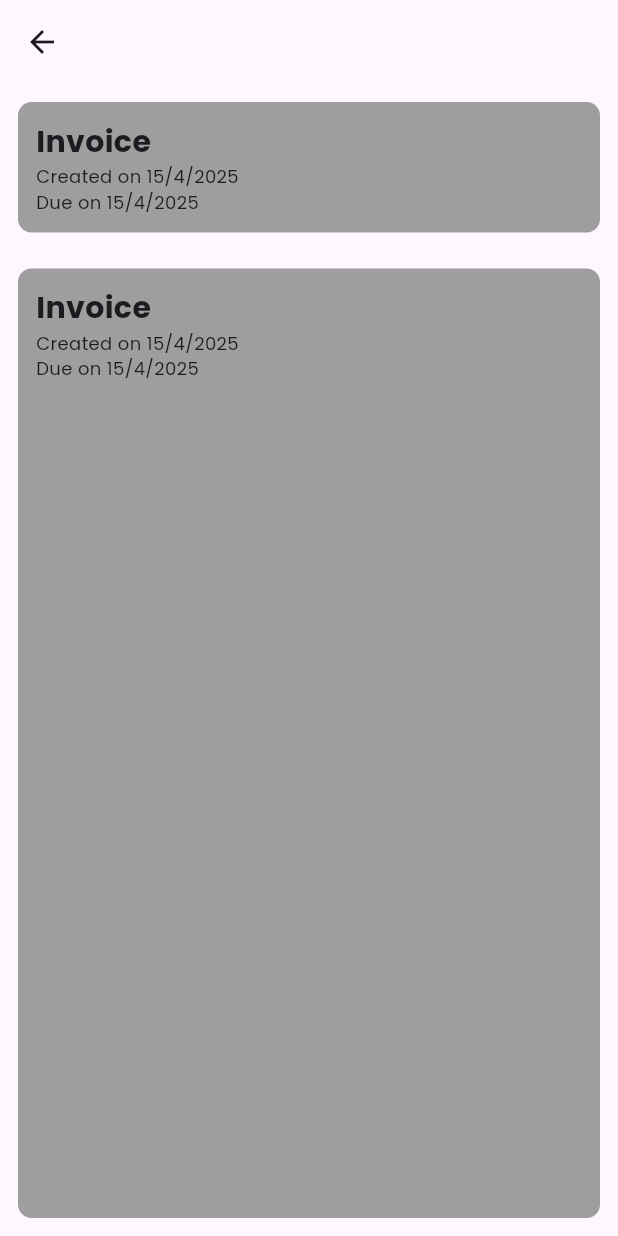
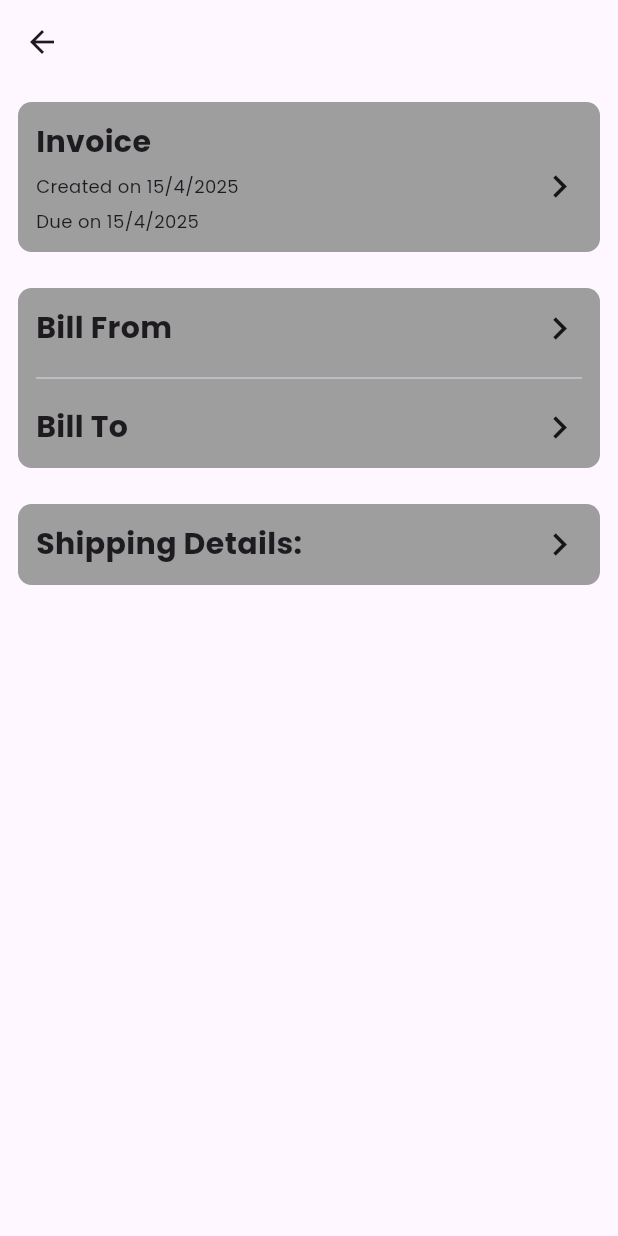
Before and after one commit to Rafayxee/invoizo, a Flutter app: the InvoiceScreen screen opened directly, on a phone screen of 412 x 824 dp. Run offline on Flutter 3.47's test engine with Material 3 defaults, Android fonts, the phone set to English and light mode, and no system bars; our stand-ins replace google_fonts, image_picker.

Commit message:
added bill and shipping container

```diff
--- a/lib/view/Invoice/invoice_screen.dart
+++ b/lib/view/Invoice/invoice_screen.dart
@@ -26,12 +26,21 @@ class InvoiceScreen extends StatelessWidget {
                     fontWeight: FontWeight.bold,
                   ),
                 ),
+                Row(
+                  children: [
                     Text(
                       'Created on ${DateTime.now().day}/${DateTime.now().month}/${DateTime.now().year}',
                       style: GoogleFonts.poppins(
                         fontSize: 12,
                         fontWeight: FontWeight.normal,
                       ),
+                    ),
+                    const Spacer(),
+                    const Icon(
+                      Icons.navigate_next_sharp,
+                      size: 30,
+                    ),
+                  ],
                 ),
                 Text(
                   'Due on ${DateTime.now().day}/${DateTime.now().month}/${DateTime.now().year}',
@@ -43,8 +52,7 @@ class InvoiceScreen extends StatelessWidget {
               ],
             ),
           ),
-          Expanded(
-            child: Container(
+          Container(
             margin: const EdgeInsets.all(12),
             padding: const EdgeInsets.all(12),
             width: MediaQuery.sizeOf(context).width,
@@ -53,29 +61,70 @@ class InvoiceScreen extends StatelessWidget {
             child: Column(
               crossAxisAlignment: CrossAxisAlignment.start,
               children: [
+                Row(
+                  children: [
                     Text(
-                    'Invoice',
+                      'Bill From',
                       style: GoogleFonts.poppins(
                         fontSize: 20,
                         fontWeight: FontWeight.bold,
                       ),
                     ),
-                  Text(
-                    'Created on ${DateTime.now().day}/${DateTime.now().month}/${DateTime.now().year}',
-                    style: GoogleFonts.poppins(
-                      fontSize: 12,
-                      fontWeight: FontWeight.normal,
-                    ),
-                  ),
-                  Text(
-                    'Due on ${DateTime.now().day}/${DateTime.now().month}/${DateTime.now().year}',
-                    style: GoogleFonts.poppins(
-                      fontSize: 12,
-                      fontWeight: FontWeight.normal,
-                    ),
+                    const Spacer(),
+                    const Icon(
+                      Icons.navigate_next_sharp,
+                      size: 30,
                     ),
                   ],
                 ),
+                const SizedBox(height: 10),
+                const Divider(),
+                const SizedBox(height: 10),
+                Row(
+                  children: [
+                    Text(
+                      'Bill To',
+                      style: GoogleFonts.poppins(
+                        fontSize: 20,
+                        fontWeight: FontWeight.bold,
+                      ),
+                    ),
+                    const Spacer(),
+                    const Icon(
+                      Icons.navigate_next_sharp,
+                      size: 30,
+                    ),
+                  ],
+                ),
+              ],
+            ),
+          ),
+          Container(
+            margin: const EdgeInsets.all(12),
+            padding: const EdgeInsets.all(12),
+            width: MediaQuery.sizeOf(context).width,
+            decoration: BoxDecoration(
+                color: Colors.grey, borderRadius: BorderRadius.circular(9)),
+            child: Column(
+              crossAxisAlignment: CrossAxisAlignment.start,
+              children: [
+                Row(
+                  children: [
+                    Text(
+                      'Shipping Details: ',
+                      style: GoogleFonts.poppins(
+                        fontSize: 20,
+                        fontWeight: FontWeight.bold,
+                      ),
+                    ),
+                    const Spacer(),
+                    const Icon(
+                      Icons.navigate_next_sharp,
+                      size: 30,
+                    ),
+                  ],
+                ),
+              ],
             ),
           ),
         ],
```
Lines whose indentation alone changed are shown as unchanged.
